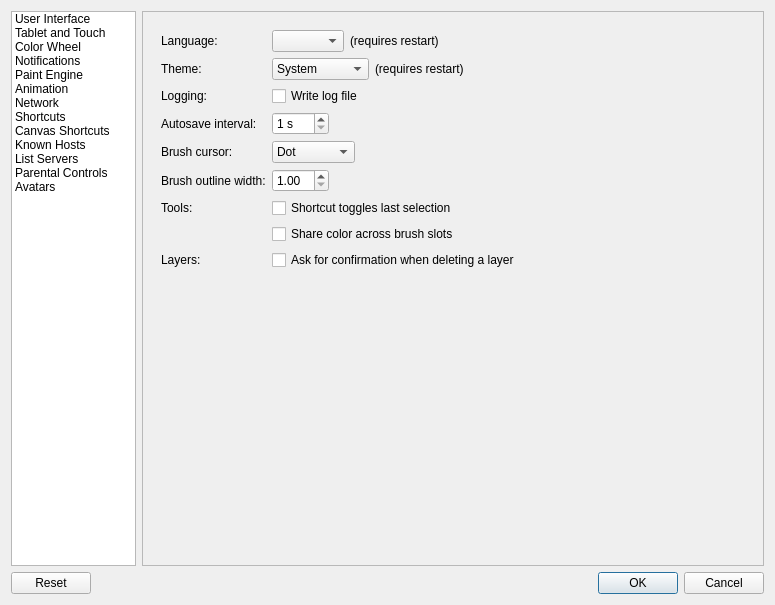
Qt form src/desktop/ui/settings.ui (drawpile/Drawpile) before a commit.
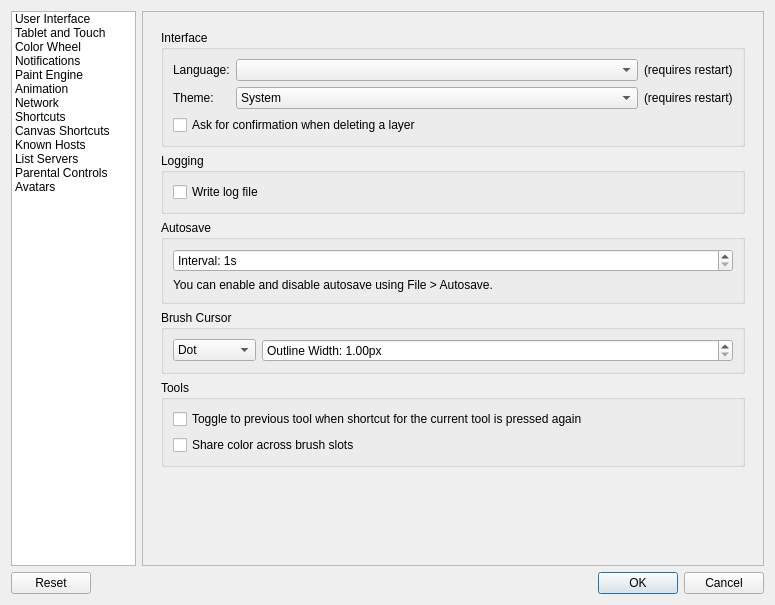
The same form after that commit. Icons and pictures are not drawn. Custom widgets are drawn as their Qt base class.

Commit message:
Rework User Interface settings page
Using groups to separate items cleanly and promoting spinners.

```diff
--- a/src/desktop/ui/settings.ui
+++ b/src/desktop/ui/settings.ui
@@ -100,12 +100,15 @@
            <number>0</number>
           </property>
           <widget class="QWidget" name="stackedWidgetPage1">
+           <layout class="QVBoxLayout" name="verticalLayout_14">
+            <item>
+             <widget class="QGroupBox" name="groupBox_7">
+              <property name="title">
+               <string>Interface</string>
+              </property>
            <layout class="QFormLayout" name="formLayout_2">
-            <property name="fieldGrowthPolicy">
-             <enum>QFormLayout::ExpandingFieldsGrow</enum>
-            </property>
             <item row="0" column="0">
-             <widget class="QLabel" name="label_3">
+                <widget class="QLabel" name="label_2">
               <property name="text">
                <string>Language:</string>
               </property>
@@ -114,10 +117,17 @@
             <item row="0" column="1">
              <layout class="QHBoxLayout" name="languageLayout">
               <item>
-               <widget class="QComboBox" name="languageBox"/>
+                  <widget class="QComboBox" name="languageBox">
+                   <property name="sizePolicy">
+                    <sizepolicy hsizetype="Expanding" vsizetype="Fixed">
+                     <horstretch>0</horstretch>
+                     <verstretch>0</verstretch>
+                    </sizepolicy>
+                   </property>
+                  </widget>
               </item>
               <item>
-               <widget class="QLabel" name="languageRestartLabel">
+                  <widget class="QLabel" name="themeRestartLabel">
                 <property name="text">
                  <string>(requires restart)</string>
                 </property>
@@ -126,7 +136,7 @@
              </layout>
             </item>
             <item row="1" column="0">
-             <widget class="QLabel" name="label_4">
+                <widget class="QLabel" name="label_3">
               <property name="text">
                <string>Theme:</string>
               </property>
@@ -136,6 +146,12 @@
              <layout class="QHBoxLayout" name="themeLayout">
               <item>
                <widget class="QComboBox" name="themeChoice">
+                   <property name="sizePolicy">
+                    <sizepolicy hsizetype="Expanding" vsizetype="Fixed">
+                     <horstretch>0</horstretch>
+                     <verstretch>0</verstretch>
+                    </sizepolicy>
+                   </property>
                 <item>
                  <property name="text">
                   <string>System</string>
@@ -169,7 +185,7 @@
                </widget>
               </item>
               <item>
-               <widget class="QLabel" name="themeRestartLabel">
+                  <widget class="QLabel" name="languageRestartLabel">
                 <property name="text">
                  <string>(requires restart)</string>
                 </property>
@@ -177,31 +193,51 @@
               </item>
              </layout>
             </item>
-            <item row="2" column="0">
-             <widget class="QLabel" name="label_17">
+               <item row="2" column="0" colspan="2">
+                <widget class="QCheckBox" name="confirmLayerDeleteBox">
               <property name="text">
-               <string>Logging:</string>
+                  <string>Ask for confirmation when deleting a layer</string>
               </property>
              </widget>
             </item>
-            <item row="2" column="1">
+              </layout>
+             </widget>
+            </item>
+            <item>
+             <widget class="QGroupBox" name="groupBox_3">
+              <property name="title">
+               <string>Logging</string>
+              </property>
+              <layout class="QVBoxLayout" name="verticalLayout_9">
+               <item>
              <widget class="QCheckBox" name="logfile">
               <property name="text">
                <string>Write log file</string>
               </property>
              </widget>
             </item>
-            <item row="3" column="0">
-             <widget class="QLabel" name="label_11">
-              <property name="text">
-               <string>Autosave interval:</string>
-              </property>
+              </layout>
              </widget>
             </item>
-            <item row="3" column="1">
-             <widget class="QSpinBox" name="autosaveInterval">
+            <item>
+             <widget class="QGroupBox" name="groupBox_4">
+              <property name="title">
+               <string>Autosave</string>
+              </property>
+              <layout class="QVBoxLayout" name="verticalLayout_10">
+               <item>
+                <widget class="KisSliderSpinBox" name="autosaveInterval">
+                 <property name="sizePolicy">
+                  <sizepolicy hsizetype="Expanding" vsizetype="Fixed">
+                   <horstretch>0</horstretch>
+                   <verstretch>0</verstretch>
+                  </sizepolicy>
+                 </property>
               <property name="suffix">
-               <string> s</string>
+                  <string>s</string>
+                 </property>
+                 <property name="prefix">
+                  <string>Interval: </string>
               </property>
               <property name="minimum">
                <number>1</number>
@@ -211,14 +247,26 @@
               </property>
              </widget>
             </item>
-            <item row="4" column="0">
-             <widget class="QLabel" name="label_16">
+               <item>
+                <widget class="QLabel" name="label_4">
               <property name="text">
-               <string>Brush cursor:</string>
-              </property>
-             </widget>
-            </item>
-            <item row="4" column="1">
+                  <string>You can enable and disable autosave using File &gt; Autosave.</string>
+                 </property>
+                 <property name="wordWrap">
+                  <bool>true</bool>
+                 </property>
+                </widget>
+               </item>
+              </layout>
+             </widget>
+            </item>
+            <item>
+             <widget class="QGroupBox" name="groupBox_5">
+              <property name="title">
+               <string>Brush Cursor</string>
+              </property>
+              <layout class="QHBoxLayout" name="horizontalLayout_6">
+               <item>
              <widget class="QComboBox" name="brushCursorBox">
               <item>
                <property name="text">
@@ -237,15 +285,20 @@
               </item>
              </widget>
             </item>
-            <item row="5" column="0">
-             <widget class="QLabel" name="label_30">
-              <property name="text">
-               <string>Brush outline width:</string>
-              </property>
-             </widget>
-            </item>
-            <item row="5" column="1">
-             <widget class="QDoubleSpinBox" name="brushOutlineWidth">
+               <item>
+                <widget class="KisDoubleSliderSpinBox" name="brushOutlineWidth">
+                 <property name="sizePolicy">
+                  <sizepolicy hsizetype="Expanding" vsizetype="Fixed">
+                   <horstretch>0</horstretch>
+                   <verstretch>0</verstretch>
+                  </sizepolicy>
+                 </property>
+                 <property name="prefix">
+                  <string>Outline Width: </string>
+                 </property>
+                 <property name="suffix">
+                  <string>px</string>
+                 </property>
               <property name="minimum">
                <double>1.000000000000000</double>
               </property>
@@ -257,40 +310,44 @@
               </property>
              </widget>
             </item>
-            <item row="6" column="0">
-             <widget class="QLabel" name="label_2">
-              <property name="text">
-               <string>Tools:</string>
-              </property>
+              </layout>
              </widget>
             </item>
-            <item row="6" column="1">
+            <item>
+             <widget class="QGroupBox" name="groupBox_6">
+              <property name="title">
+               <string>Tools</string>
+              </property>
+              <layout class="QVBoxLayout" name="verticalLayout_12">
+               <item>
              <widget class="QCheckBox" name="toolToggleShortcut">
               <property name="text">
-               <string>Shortcut toggles last selection</string>
+                  <string>Toggle to previous tool when shortcut for the current tool is pressed again</string>
               </property>
              </widget>
             </item>
-            <item row="7" column="1">
+               <item>
              <widget class="QCheckBox" name="shareBrushSlotColor">
               <property name="text">
                <string>Share color across brush slots</string>
               </property>
              </widget>
             </item>
-            <item row="8" column="0">
-             <widget class="QLabel" name="layersLabel">
-              <property name="text">
-               <string>Layers:</string>
-              </property>
+              </layout>
              </widget>
             </item>
-            <item row="8" column="1">
-             <widget class="QCheckBox" name="confirmLayerDeleteBox">
-              <property name="text">
-               <string>Ask for confirmation when deleting a layer</string>
+            <item>
+             <spacer name="verticalSpacer">
+              <property name="orientation">
+               <enum>Qt::Vertical</enum>
               </property>
-             </widget>
+              <property name="sizeHint" stdset="0">
+               <size>
+                <width>20</width>
+                <height>40</height>
+               </size>
+              </property>
+             </spacer>
             </item>
            </layout>
           </widget>
@@ -1309,6 +1366,11 @@
    <extends>QSpinBox</extends>
    <header>widgets/kis_slider_spin_box.h</header>
   </customwidget>
+  <customwidget>
+   <class>KisDoubleSliderSpinBox</class>
+   <extends>QDoubleSpinBox</extends>
+   <header>widgets/kis_slider_spin_box.h</header>
+  </customwidget>
  </customwidgets>
  <resources/>
  <connections>
```
Left out of the diff: 10 changed lines with no effect on the pictures. Lines whose indentation alone changed are shown as unchanged.
